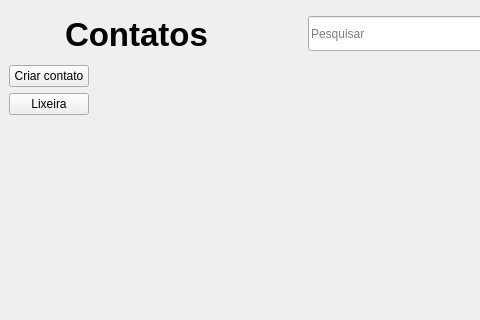
Qt form view/main_window.ui (rafatosta/contatos) before a commit; both pictures show x 0 to 480 and y 0 to 320 of the 1111 by 664 pixel window.
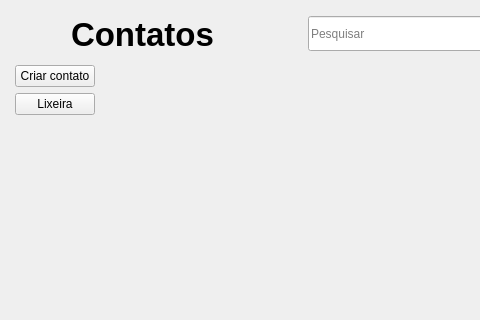
The same form after that commit. Icons and pictures are not drawn.

Diff of the .ui file:
```diff
--- a/view/main_window.ui
+++ b/view/main_window.ui
@@ -18,6 +18,12 @@
   </property>
   <widget class="QWidget" name="centralwidget">
    <layout class="QVBoxLayout" name="verticalLayout_2">
+    <property name="leftMargin">
+     <number>15</number>
+    </property>
+    <property name="rightMargin">
+     <number>15</number>
+    </property>
     <item>
      <layout class="QHBoxLayout" name="horizontalLayout">
       <item>
```
